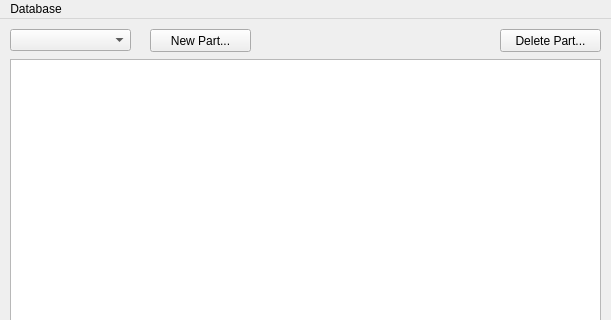
This is AltiumPartsDB/parts_browser_dlg.ui in fierst/parts-db-editor as Qt 5 draws it before an edit; both pictures show x 0 to 611 and y 0 to 320 of the 611 by 467 pixel window. The edited form follows.
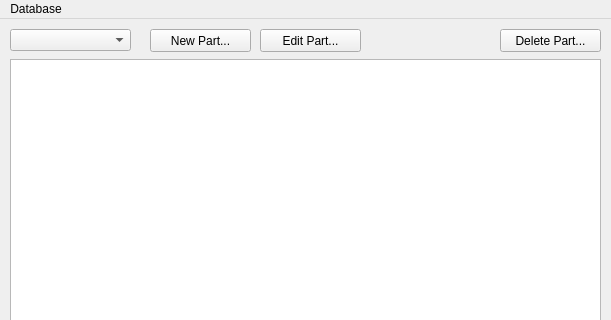
This is the edited form.

```diff
--- a/AltiumPartsDB/parts_browser_dlg.ui
+++ b/AltiumPartsDB/parts_browser_dlg.ui
@@ -69,6 +69,19 @@
      <string>Delete Part...</string>
     </property>
    </widget>
+   <widget class="QPushButton" name="btn_edit_part">
+    <property name="geometry">
+     <rect>
+      <x>260</x>
+      <y>10</y>
+      <width>101</width>
+      <height>23</height>
+     </rect>
+    </property>
+    <property name="text">
+     <string>Edit Part...</string>
+    </property>
+   </widget>
   </widget>
   <widget class="QMenuBar" name="menuBar">
    <property name="geometry">
```
